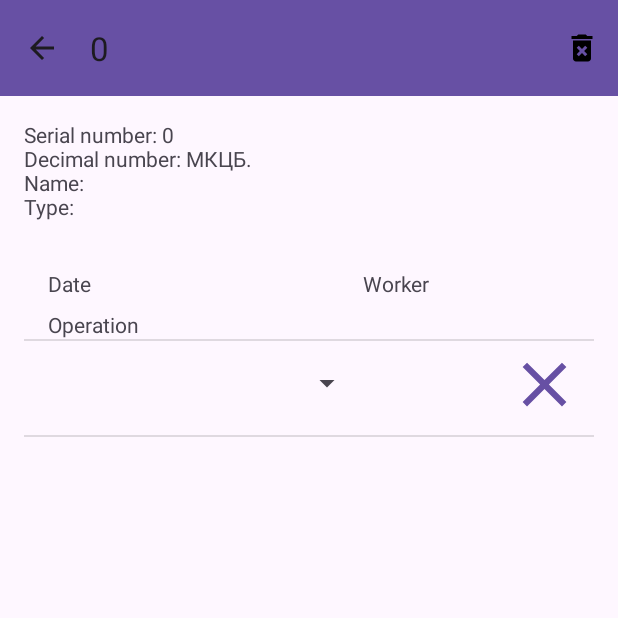
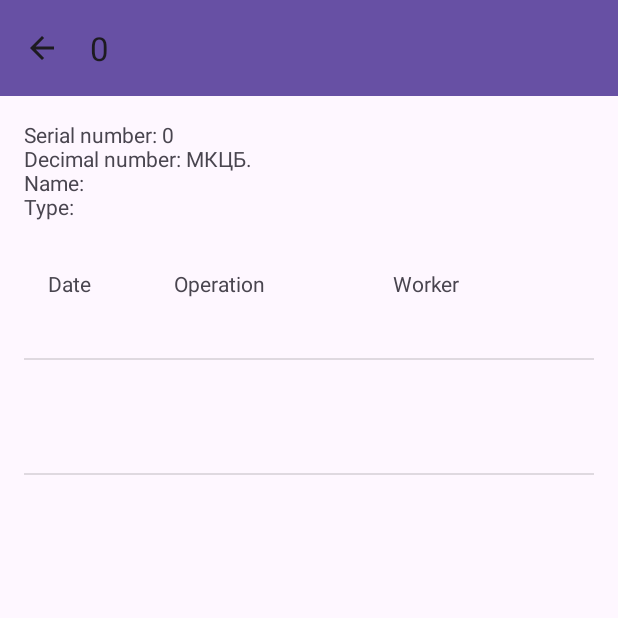
Before and after one commit to ITgenerat0r/gfm_qr_tech, an Android app: the DeviceActivity screen opened directly, with no data from a screen before it, on a phone screen of 412 x 824 dp, the top half of it. Run offline under Robolectric (Android 15) with nearby library versions, the phone set to English and light mode, and no system bars.

Commit message:
add and delete operations

```diff
--- a/app/src/main/java/com/example/qrcs_device/DeviceActivity.kt
+++ b/app/src/main/java/com/example/qrcs_device/DeviceActivity.kt
@@ -9,6 +9,7 @@ import android.widget.ListView
 import android.widget.TextView
 import androidx.appcompat.app.ActionBar
 import androidx.appcompat.widget.Toolbar
+import com.example.qrcs_device.objects.Data
 import com.example.qrcs_device.objects.Device
 import com.example.qrcs_device.objects.Operation
 
@@ -106,13 +107,15 @@ class DeviceActivity : AppCompatActivity() {
                     Log.d(TAG, "${key[0]}: ${key[1]}")
                     operation.set_field(key[0], key[1])
                 }
-                if ("admins" in groups){
+                if ("editors" in groups || "admins" in groups){
                     operation.set_editable(true)
                     operation.set_operation_types(operation_types)
-                } else if ("editors" in groups || "workers" in groups){
+                    operation.set_btn_type("delete")
+                } else if ("workers" in groups){
                     if (login == operation.get_worker()){
                         operation.set_editable(true)
                         operation.set_operation_types(operation_types)
+                        operation.set_btn_type("delete")
                     }
                 }
                 if(operation.get_operation() in operation.get_operation_types() == false){
@@ -140,8 +143,12 @@ class DeviceActivity : AppCompatActivity() {
             empty_operation.set_btn_type("add")
             operations.add(empty_operation)
         }
-
-        val adapter = DeviceOperationsAdapter(this, operations)
+        val data = Data()
+        data.ip = ip
+        data.port = port
+        data.serial_number = serial_number
+        data.login = login
+        val adapter = DeviceOperationsAdapter(this, operations, data)
         listview_operations.adapter = adapter
         adapter.notifyDataSetChanged()
 
@@ -150,6 +157,11 @@ class DeviceActivity : AppCompatActivity() {
     override fun onCreateOptionsMenu(menu: Menu?): Boolean {
         val inflater = menuInflater
         inflater.inflate(R.menu.device_menu, menu)
+        if (!("admin" in groups || "editors" in groups)){
+            val item = menu?.findItem(R.id.id_delete_device)
+            item?.setVisible(false)
+        }
+
         return super.onCreateOptionsMenu(menu)
     }
 
--- /dev/null
+++ b/app/src/main/java/com/example/qrcs_device/objects/Data.kt
@@ -0,0 +1,8 @@
+package com.example.qrcs_device.objects
+
+class Data {
+    var ip: String = ""
+    var port: Int = 0
+    var serial_number = 0
+    var login = ""
+}
--- a/app/src/main/java/com/example/qrcs_device/objects/Operation.kt
+++ b/app/src/main/java/com/example/qrcs_device/objects/Operation.kt
@@ -6,7 +6,7 @@ class Operation() {
     var worker: String = ""
     var date: String = ""
     var editable: Boolean = false
-    var btn_type: String = "delete"
+    var btn_type: String = "none"
 
 
 
--- a/app/src/main/res/layout/list_item_operation.xml
+++ b/app/src/main/res/layout/list_item_operation.xml
@@ -20,28 +20,30 @@
         android:id="@+id/textView_op_operation"
         android:layout_width="80dp"
         android:layout_height="wrap_content"
-        android:layout_marginStart="16dp"
-        android:layout_marginTop="8dp"
+        android:layout_marginStart="4dp"
+        android:layout_marginTop="16dp"
         android:text="@string/operation"
-        app:layout_constraintStart_toStartOf="parent"
-        app:layout_constraintTop_toBottomOf="@+id/textView_op_date" />
+        app:layout_constraintStart_toEndOf="@+id/textView_op_date"
+        app:layout_constraintTop_toTopOf="parent" />
 
     <TextView
         android:id="@+id/textView_op_worker"
         android:layout_width="80dp"
         android:layout_height="wrap_content"
+        android:layout_marginStart="150dp"
         android:layout_marginTop="16dp"
         android:text="@string/worker"
-        app:layout_constraintStart_toEndOf="@+id/spinner_op_operation"
+        app:layout_constraintStart_toEndOf="@+id/textView_op_date"
         app:layout_constraintTop_toTopOf="parent" />
 
     <Spinner
         android:id="@+id/spinner_op_operation"
         android:layout_width="130dp"
         android:layout_height="wrap_content"
+        android:layout_marginStart="4dp"
         android:layout_marginTop="16dp"
         app:layout_constraintStart_toEndOf="@+id/textView_op_date"
-        app:layout_constraintTop_toTopOf="parent" />
+        app:layout_constraintTop_toBottomOf="@+id/textView_op_operation" />
 
     <Button
         android:id="@+id/btn_row"
```
Also changed, not shown: app/src/main/java/com/example/qrcs_device/ChooseInput.kt (+3 -5 lines), app/src/main/java/com/example/qrcs_device/DeviceOperationsAdapter.kt (+55 -14 lines), 2 other files.
